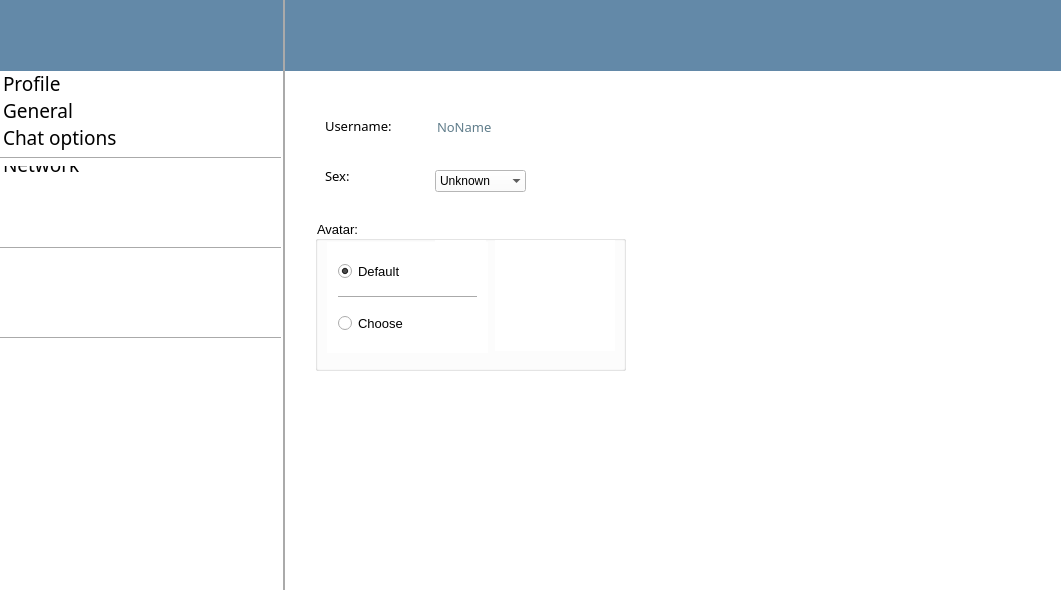
a-mkrv/Chat, file Client/client.ui: the form before one commit.
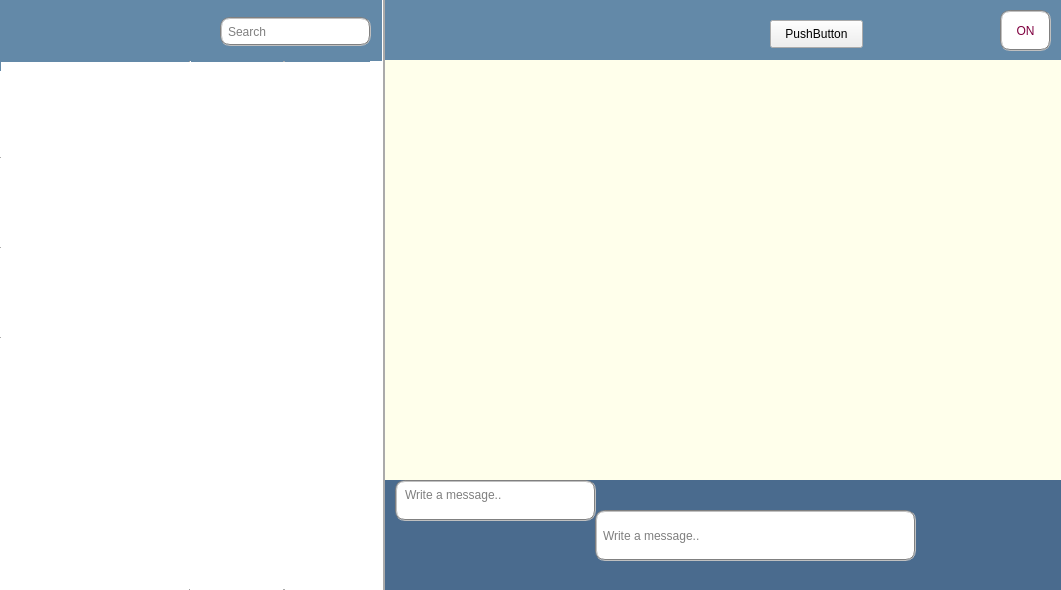
The form after the commit. Icons and pictures are not drawn.

Patch:
```diff
--- a/Client/client.ui
+++ b/Client/client.ui
@@ -122,11 +122,11 @@
       <bool>true</bool>
      </property>
     </widget>
-    <widget class="QTextEdit" name="textEdit">
+    <widget class="QTextEdit" name="textEdit1">
      <property name="geometry">
       <rect>
-       <x>180</x>
-       <y>30</y>
+       <x>10</x>
+       <y>0</y>
        <width>201</width>
        <height>41</height>
       </rect>
@@ -179,9 +179,9 @@
     <widget class="QLineEdit" name="editText">
      <property name="geometry">
       <rect>
-       <x>50</x>
+       <x>210</x>
        <y>30</y>
-       <width>481</width>
+       <width>321</width>
        <height>51</height>
       </rect>
      </property>
@@ -198,7 +198,7 @@
       <string>Write a message..</string>
      </property>
     </widget>
-    <zorder>textEdit</zorder>
+    <zorder>textEdit1</zorder>
     <zorder>pushButton</zorder>
     <zorder>editText</zorder>
     <zorder>sendMessage</zorder>
@@ -818,59 +818,6 @@
         <bool>false</bool>
        </property>
       </widget>
-      <widget class="QComboBox" name="sex_person">
-       <property name="geometry">
-        <rect>
-         <x>150</x>
-         <y>100</y>
-         <width>91</width>
-         <height>22</height>
-        </rect>
-       </property>
-       <property name="autoFillBackground">
-        <bool>false</bool>
-       </property>
-       <property name="editable">
-        <bool>false</bool>
-       </property>
-       <property name="frame">
-        <bool>false</bool>
-       </property>
-       <item>
-        <property name="text">
-         <string>Unknown</string>
-        </property>
-       </item>
-       <item>
-        <property name="text">
-         <string>Man</string>
-        </property>
-       </item>
-       <item>
-        <property name="text">
-         <string>Woman</string>
-        </property>
-       </item>
-      </widget>
-      <widget class="QLabel" name="label">
-       <property name="geometry">
-        <rect>
-         <x>40</x>
-         <y>90</y>
-         <width>91</width>
-         <height>31</height>
-        </rect>
-       </property>
-       <property name="font">
-        <font>
-         <family>Sitka Small</family>
-         <pointsize>10</pointsize>
-        </font>
-       </property>
-       <property name="text">
-        <string>Sex: </string>
-       </property>
-      </widget>
      </widget>
      <widget class="QWidget" name="page_3">
       <widget class="QCheckBox" name="checkBox_3">
@@ -1434,9 +1381,9 @@
      </widget>
     </widget>
    </widget>
+   <zorder>widget_2</zorder>
    <zorder>stackedWidget_2</zorder>
    <zorder>line</zorder>
-   <zorder>widget</zorder>
    <zorder>userList</zorder>
    <zorder>background_inder_list</zorder>
    <zorder>background_under_chat</zorder>
@@ -1448,7 +1395,7 @@
    <zorder>chat_back_lab</zorder>
    <zorder>chatDialog</zorder>
    <zorder>pushButton_2</zorder>
-   <zorder>widget_2</zorder>
+   <zorder>widget</zorder>
   </widget>
   <action name="actionShowHideWindow">
    <property name="text">
```
